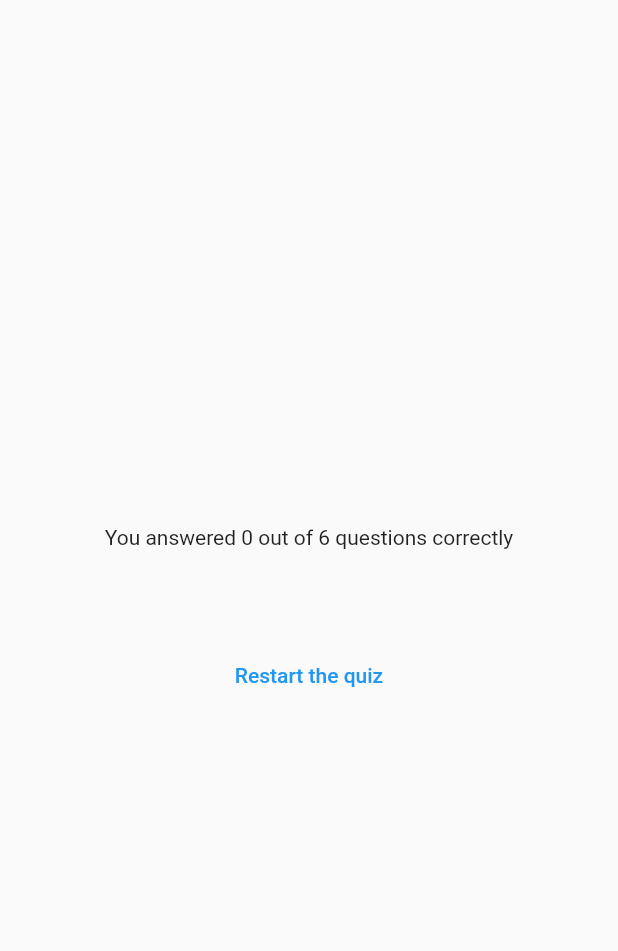
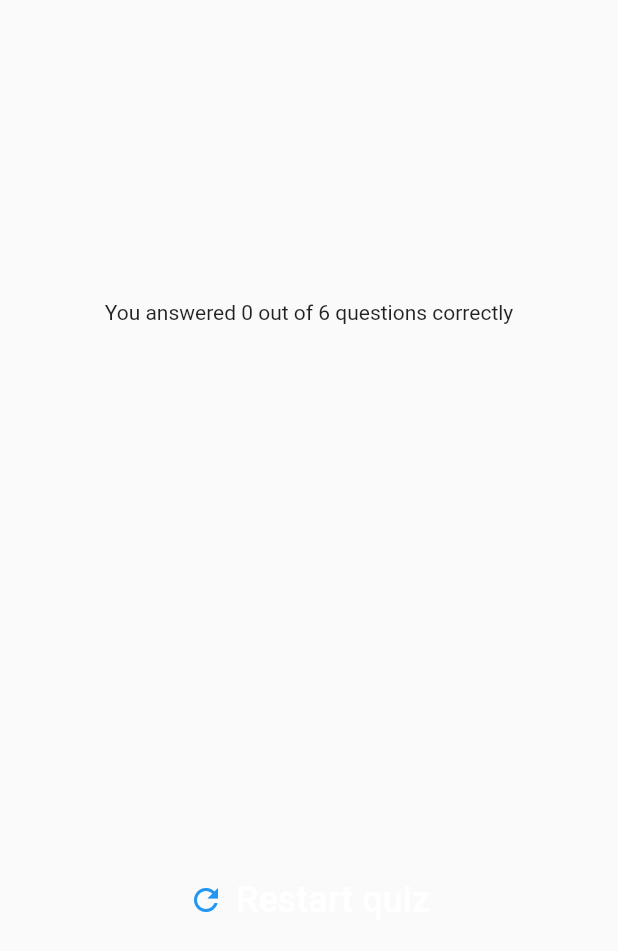
Before and after one commit to jfspps/Flutter_Questionnaire_Demo, a Flutter app: the ResultsPage widget shown alone on an empty page, opened directly with empty values, on a phone screen of 412 x 824 dp. Shown: the top 951 px of the screen. Run offline on Flutter 3.47's test engine with Material 2 defaults, Android fonts, the phone set to English and light mode, and no system bars; our stand-ins replace google_fonts.

Commit message:
updated dependencies post-Flutter upgrade; stylised Q&A sections and impl restartQuiz()

```diff
--- a/lib/widgets/quiz.dart
+++ b/lib/widgets/quiz.dart
@@ -38,9 +38,15 @@ class _Quiz extends State<Quiz> {
       setState(() {
         activeScreen = ResultsPage(
           submittedAnswers: selectedAnswers,
+          restart: restartQuiz,
         );
       });
     }
+  }
+
+  void restartQuiz() {
+    selectedAnswers.clear();
+    switchScreen();
   }
 
   void switchScreen() {
--- a/lib/widgets/resultspage.dart
+++ b/lib/widgets/resultspage.dart
@@ -3,9 +3,14 @@ import 'package:questionnaire/data/example_questions.dart';
 import 'package:questionnaire/widgets/q_and_a_section.dart';
 
 class ResultsPage extends StatelessWidget {
-  ResultsPage({super.key, required this.submittedAnswers});
+  const ResultsPage({
+    super.key,
+    required this.submittedAnswers,
+    required this.restart,
+  });
 
   final List<String> submittedAnswers;
+  final void Function() restart;
 
   List<Map<String, Object>> getSummaryList() {
     List<Map<String, Object>> submittedList = [];
@@ -40,7 +45,9 @@ class ResultsPage extends StatelessWidget {
         child: Column(
           mainAxisAlignment: MainAxisAlignment.center,
           children: [
-            Text("You answered $correctAnswers out of $numberOfQuestionsAsked questions correctly"),
+            Text(
+              "You answered $correctAnswers out of $numberOfQuestionsAsked questions correctly",
+            ),
             const SizedBox(
               height: 30,
             ),
@@ -48,9 +55,16 @@ class ResultsPage extends StatelessWidget {
             const SizedBox(
               height: 30,
             ),
-            TextButton(
-              onPressed: () {},
-              child: const Text("Restart the quiz"),
+            TextButton.icon(
+              onPressed: restart,
+              icon: const Icon(Icons.refresh),
+              label: const Text(
+                'Restart quiz',
+                style: TextStyle(
+                  color: Colors.white,
+                  fontSize: 24,
+                ),
+              ),
             ),
           ],
         ),
```
Also changed, not shown: lib/widgets/q_and_a_section.dart (+59 -10 lines), pubspec.lock, 1 other file.
